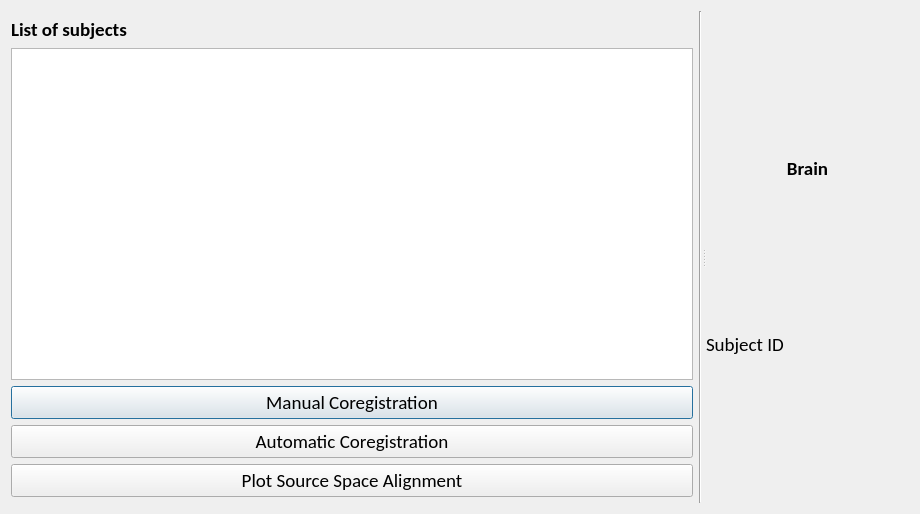
Old version of the form EEG_COMET/ui/CoregistrationWindow.ui in the repository eeg-comet/eeg-comet.
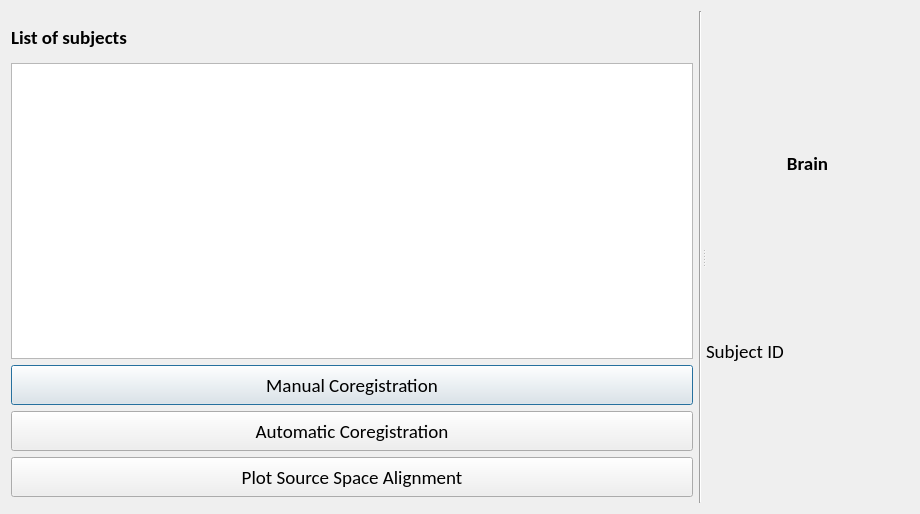
New version of the form.

The edit to the form file:
```diff
--- a/EEG_COMET/ui/CoregistrationWindow.ui
+++ b/EEG_COMET/ui/CoregistrationWindow.ui
@@ -45,6 +45,24 @@
       <layout class="QGridLayout" name="gridLayout_3">
        <item row="3" column="0">
         <widget class="QPushButton" name="manual_coreg_button">
+         <property name="sizePolicy">
+          <sizepolicy hsizetype="Minimum" vsizetype="Preferred">
+           <horstretch>0</horstretch>
+           <verstretch>0</verstretch>
+          </sizepolicy>
+         </property>
+         <property name="minimumSize">
+          <size>
+           <width>0</width>
+           <height>40</height>
+          </size>
+         </property>
+         <property name="maximumSize">
+          <size>
+           <width>16777215</width>
+           <height>60</height>
+          </size>
+         </property>
          <property name="cursor">
           <cursorShape>PointingHandCursor</cursorShape>
          </property>
@@ -55,6 +73,24 @@
        </item>
        <item row="4" column="0">
         <widget class="QPushButton" name="auto_coreg_button">
+         <property name="sizePolicy">
+          <sizepolicy hsizetype="Minimum" vsizetype="Preferred">
+           <horstretch>0</horstretch>
+           <verstretch>0</verstretch>
+          </sizepolicy>
+         </property>
+         <property name="minimumSize">
+          <size>
+           <width>0</width>
+           <height>40</height>
+          </size>
+         </property>
+         <property name="maximumSize">
+          <size>
+           <width>16777215</width>
+           <height>60</height>
+          </size>
+         </property>
          <property name="cursor">
           <cursorShape>PointingHandCursor</cursorShape>
          </property>
@@ -66,11 +102,23 @@
        <item row="5" column="0" rowspan="2">
         <widget class="QPushButton" name="plot_alignment_button">
          <property name="sizePolicy">
-          <sizepolicy hsizetype="Preferred" vsizetype="Maximum">
+          <sizepolicy hsizetype="Preferred" vsizetype="Preferred">
            <horstretch>0</horstretch>
            <verstretch>0</verstretch>
           </sizepolicy>
          </property>
+         <property name="minimumSize">
+          <size>
+           <width>0</width>
+           <height>40</height>
+          </size>
+         </property>
+         <property name="maximumSize">
+          <size>
+           <width>16777215</width>
+           <height>60</height>
+          </size>
+         </property>
          <property name="font">
           <font>
            <pointsize>14</pointsize>
@@ -104,6 +152,12 @@
            <verstretch>0</verstretch>
           </sizepolicy>
          </property>
+         <property name="minimumSize">
+          <size>
+           <width>0</width>
+           <height>200</height>
+          </size>
+         </property>
          <property name="font">
           <font>
            <pointsize>14</pointsize>
@@ -117,6 +171,24 @@
        </item>
        <item row="1" column="0">
         <widget class="QLabel" name="label_2">
+         <property name="sizePolicy">
+          <sizepolicy hsizetype="Preferred" vsizetype="Preferred">
+           <horstretch>0</horstretch>
+           <verstretch>0</verstretch>
+          </sizepolicy>
+         </property>
+         <property name="minimumSize">
+          <size>
+           <width>0</width>
+           <height>40</height>
+          </size>
+         </property>
+         <property name="maximumSize">
+          <size>
+           <width>16777215</width>
+           <height>60</height>
+          </size>
+         </property>
          <property name="font">
           <font>
            <weight>75</weight>
@@ -140,11 +212,23 @@
        <item>
         <widget class="QLabel" name="boxplots_label">
          <property name="sizePolicy">
-          <sizepolicy hsizetype="Preferred" vsizetype="Maximum">
+          <sizepolicy hsizetype="Preferred" vsizetype="Preferred">
            <horstretch>0</horstretch>
            <verstretch>0</verstretch>
           </sizepolicy>
          </property>
+         <property name="minimumSize">
+          <size>
+           <width>0</width>
+           <height>40</height>
+          </size>
+         </property>
+         <property name="maximumSize">
+          <size>
+           <width>16777215</width>
+           <height>60</height>
+          </size>
+         </property>
          <property name="font">
           <font>
            <pointsize>14</pointsize>
@@ -163,11 +247,23 @@
        <item>
         <widget class="QLabel" name="subject_id_label">
          <property name="sizePolicy">
-          <sizepolicy hsizetype="Preferred" vsizetype="Maximum">
+          <sizepolicy hsizetype="Preferred" vsizetype="Preferred">
            <horstretch>0</horstretch>
            <verstretch>0</verstretch>
           </sizepolicy>
          </property>
+         <property name="minimumSize">
+          <size>
+           <width>0</width>
+           <height>40</height>
+          </size>
+         </property>
+         <property name="maximumSize">
+          <size>
+           <width>16777215</width>
+           <height>60</height>
+          </size>
+         </property>
          <property name="text">
           <string>Subject ID</string>
          </property>
```
